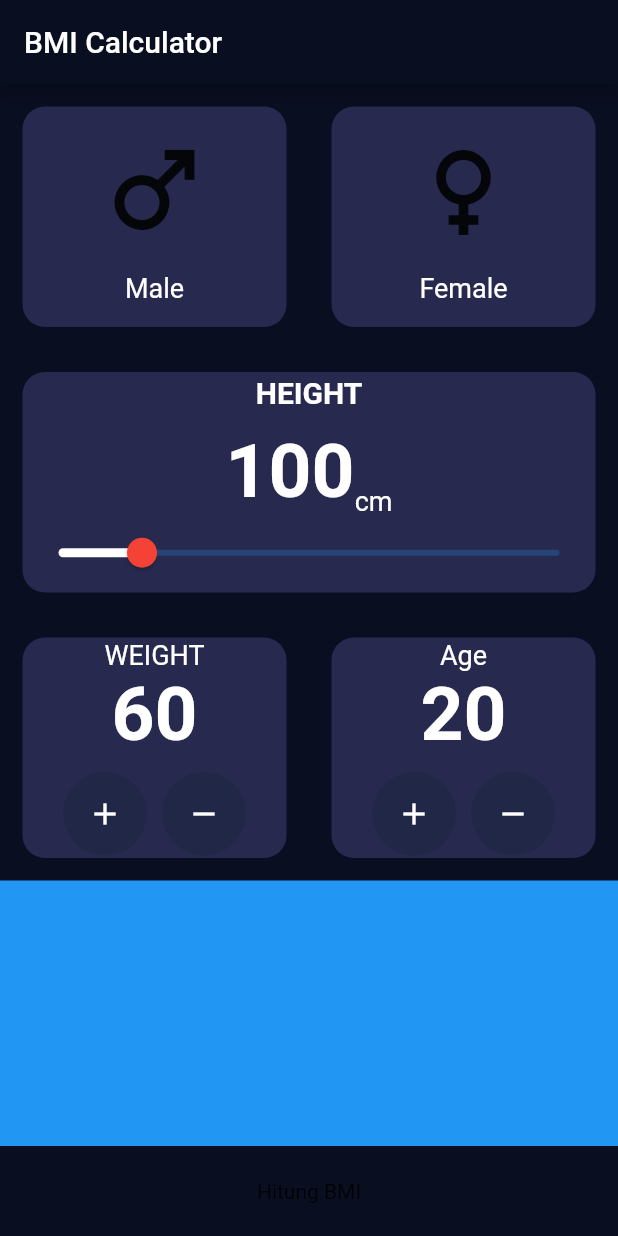
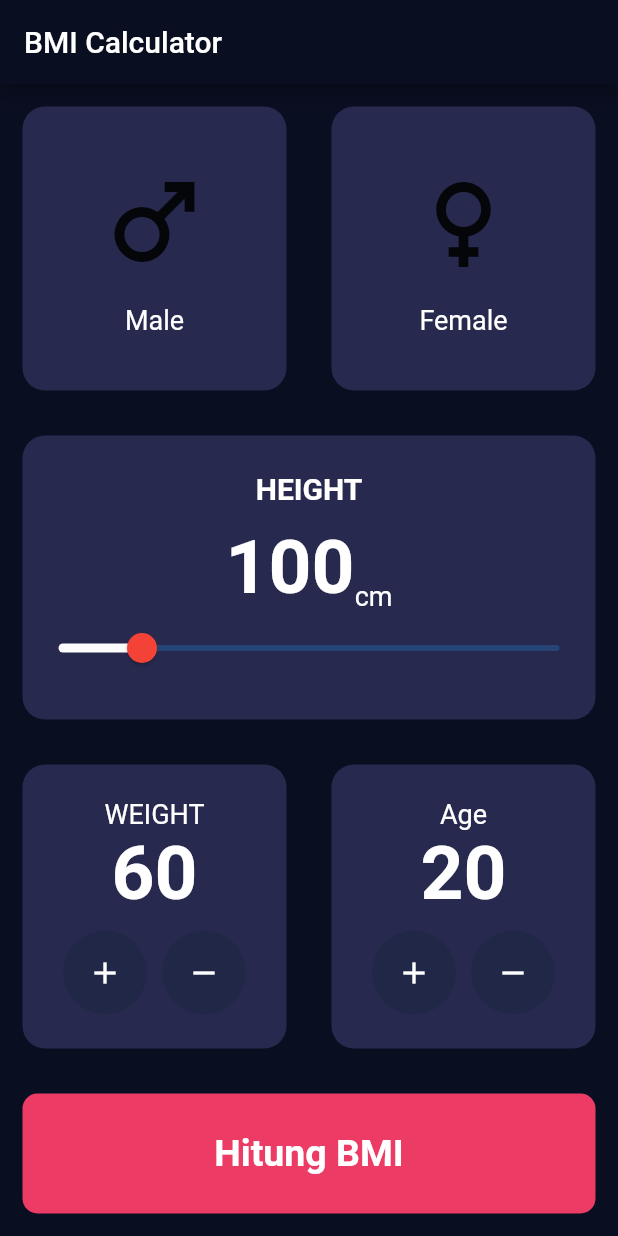
Before and after one commit to ulfacode/bmi, a Flutter app: the screen it shows after launch, on a phone screen of 412 x 824 dp. Run offline on Flutter 3.47's test engine with Material 2 defaults, Android fonts, the phone set to English and light mode, and no system bars.

Commit message:
11. Style Tombol Hitung

```diff
--- a/lib/constants/constant.dart
+++ b/lib/constants/constant.dart
@@ -1,11 +1,11 @@
 import 'package:flutter/material.dart';
 
 Color primaryColor = const Color(0xff0a0e21);
-TextStyle? labelTextStyle = TextStyle(
+TextStyle? labelTextStyle = const TextStyle(
   fontSize: 18,
   color: Colors.white, //Color(0xff8d8e98),
 );
-TextStyle numberTextStyle = TextStyle(
+TextStyle numberTextStyle = const TextStyle(
   fontSize: 50,
   fontWeight: FontWeight.bold,
   color: Colors.white,
--- a/lib/main.dart
+++ b/lib/main.dart
@@ -17,9 +17,7 @@ class MyApp extends StatelessWidget {
         theme: ThemeData(
           primaryColor: primaryColor,
           scaffoldBackgroundColor: primaryColor,
-        appBarTheme: AppBarTheme(
-          backgroundColor: primaryColor
-        ),
+          appBarTheme: AppBarTheme(backgroundColor: primaryColor),
           // This is the theme of your application.
           //
           // Try running your application with "flutter run". You'll see the
@@ -31,7 +29,6 @@ class MyApp extends StatelessWidget {
           // is not restarted.
           primarySwatch: Colors.blue,
         ),
-      home: BmiDataScreen()
-    );
+        home: const BmiDataScreen());
   }
 }
--- a/lib/views/bmi_data_screen.dart
+++ b/lib/views/bmi_data_screen.dart
@@ -1,3 +1,5 @@
+import 'dart:ui';
+
 import 'package:bmi/constants/constant.dart';
 import 'package:bmi/views/bmi_result_screen.dart';
 import 'package:flutter/material.dart';
@@ -15,9 +17,9 @@ class _BmiDataScreenState extends State<BmiDataScreen> {
   @override
   Widget build(BuildContext context) {
     return Scaffold(
-      backgroundColor: Color(0xff0a0e21),
+      backgroundColor: const Color(0xff0a0e21),
       appBar: AppBar(
-        title: Text("BMI Calculator"),
+        title: const Text("BMI Calculator"),
       ),
       body: Column(
         children: [
@@ -37,7 +39,6 @@ class _BmiDataScreenState extends State<BmiDataScreen> {
             ),
           ),
           Expanded(
-              child: Container(
             child: BmiCard(
               child: Column(
                 mainAxisAlignment: MainAxisAlignment.center,
@@ -49,7 +50,7 @@ class _BmiDataScreenState extends State<BmiDataScreen> {
                       fontWeight: FontWeight.bold,
                     ),
                   ),
-                  SizedBox(height: 12),
+                  const SizedBox(height: 12),
                   Row(
                     mainAxisAlignment: MainAxisAlignment.center,
                     crossAxisAlignment: CrossAxisAlignment.end,
@@ -78,9 +79,8 @@ class _BmiDataScreenState extends State<BmiDataScreen> {
                 ],
               ),
             ),
-          )),
+          ),
           Expanded(
-              child: Container(
             child: Row(
               children: [
                 Expanded(
@@ -96,35 +96,35 @@ class _BmiDataScreenState extends State<BmiDataScreen> {
                           "60",
                           style: numberTextStyle,
                         ),
-                        SizedBox(height: 8),
+                        const SizedBox(height: 8),
                         Row(
                           mainAxisAlignment: MainAxisAlignment.center,
                           children: [
                             RawMaterialButton(
                               onPressed: () {},
                               elevation: 0,
-                              child: Icon(
+                              child: const Icon(
                                 Icons.add,
                                 color: Colors.white,
                               ),
-                              shape: CircleBorder(),
-                              fillColor: Color(0xff212747),
-                              constraints: BoxConstraints.tightFor(
+                              shape: const CircleBorder(),
+                              fillColor: const Color(0xff212747),
+                              constraints: const BoxConstraints.tightFor(
                                 width: 56,
                                 height: 56,
                               ),
                             ),
-                            SizedBox(width: 10),
+                            const SizedBox(width: 10),
                             RawMaterialButton(
                               onPressed: () {},
                               elevation: 0,
-                              child: Icon(
+                              child: const Icon(
                                 Icons.remove,
                                 color: Colors.white,
                               ),
-                              shape: CircleBorder(),
-                              fillColor: Color(0xff212747),
-                              constraints: BoxConstraints.tightFor(
+                              shape: const CircleBorder(),
+                              fillColor: const Color(0xff212747),
+                              constraints: const BoxConstraints.tightFor(
                                 width: 56,
                                 height: 56,
                               ),
@@ -148,35 +148,35 @@ class _BmiDataScreenState extends State<BmiDataScreen> {
                           "20",
                           style: numberTextStyle,
                         ),
-                        SizedBox(height: 8),
+                        const SizedBox(height: 8),
                         Row(
                           mainAxisAlignment: MainAxisAlignment.center,
                           children: [
                             RawMaterialButton(
                               onPressed: () {},
                               elevation: 0,
-                              child: Icon(
+                              child: const Icon(
                                 Icons.add,
                                 color: Colors.white,
                               ),
-                              shape: CircleBorder(),
-                              fillColor: Color(0xff212747),
-                              constraints: BoxConstraints.tightFor(
+                              shape: const CircleBorder(),
+                              fillColor: const Color(0xff212747),
+                              constraints: const BoxConstraints.tightFor(
                                 width: 56,
                                 height: 56,
                               ),
                             ),
-                            SizedBox(width: 10),
+                            const SizedBox(width: 10),
                             RawMaterialButton(
                               onPressed: () {},
                               elevation: 0,
-                              child: Icon(
+                              child: const Icon(
                                 Icons.remove,
                                 color: Colors.white,
                               ),
-                              shape: CircleBorder(),
-                              fillColor: Color(0xff212747),
-                              constraints: BoxConstraints.tightFor(
+                              shape: const CircleBorder(),
+                              fillColor: const Color(0xff212747),
+                              constraints: const BoxConstraints.tightFor(
                                 width: 56,
                                 height: 56,
                               ),
@@ -189,22 +189,34 @@ class _BmiDataScreenState extends State<BmiDataScreen> {
                 ),
               ],
             ),
-          )),
-          Expanded(
-              child: Container(
-            color: Colors.blue,
-          )),
+          ),
           GestureDetector(
             onTap: () {
               Navigator.of(context).push(
-                MaterialPageRoute(builder: ((context) {
-                  return BmiResultScreen();
-                })),
+                MaterialPageRoute(
+                  builder: ((context) {
+                    return const BmiResultScreen();
+                  }),
+                ),
               );
             },
             child: Container(
-              height: 60,
-              child: Center(child: Text("Hitung BMI")),
+              margin: const EdgeInsets.all(15),
+              decoration: BoxDecoration(
+                borderRadius: BorderRadius.circular(10),
+                color: Color(0xffEC3C66),
+              ),
+              height: 80,
+              child: Center(
+                child: Text(
+                  "Hitung BMI",
+                  style: TextStyle(
+                    fontSize: 25,
+                    fontWeight: FontWeight.bold,
+                    color: Colors.white,
+                  ),
+                ),
+              ),
             ),
           )
         ],
@@ -225,10 +237,10 @@ class BmiCard extends StatelessWidget {
   Widget build(BuildContext context) {
     return Container(
         decoration: BoxDecoration(
-          color: Color(0xff272a4E),
+          color: const Color(0xff272a4E),
           borderRadius: BorderRadius.circular(15),
         ),
-        margin: EdgeInsets.all(15),
+        margin: const EdgeInsets.all(15),
         child: child);
   }
 }
```
Lines whose indentation alone changed are shown as unchanged.
